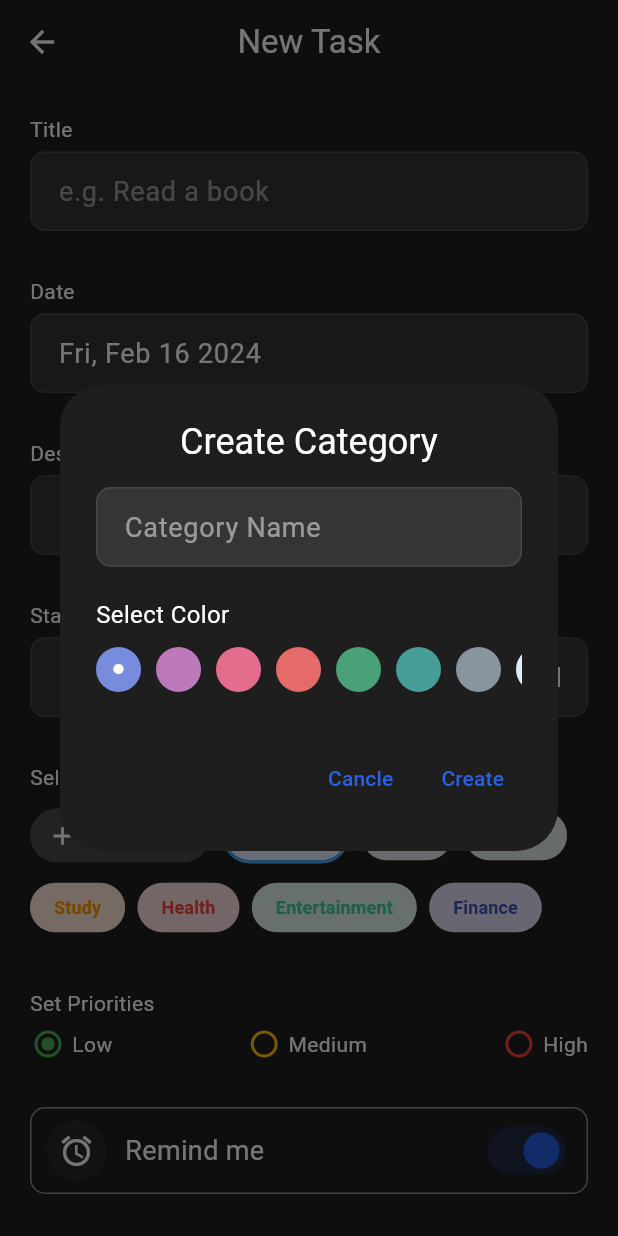
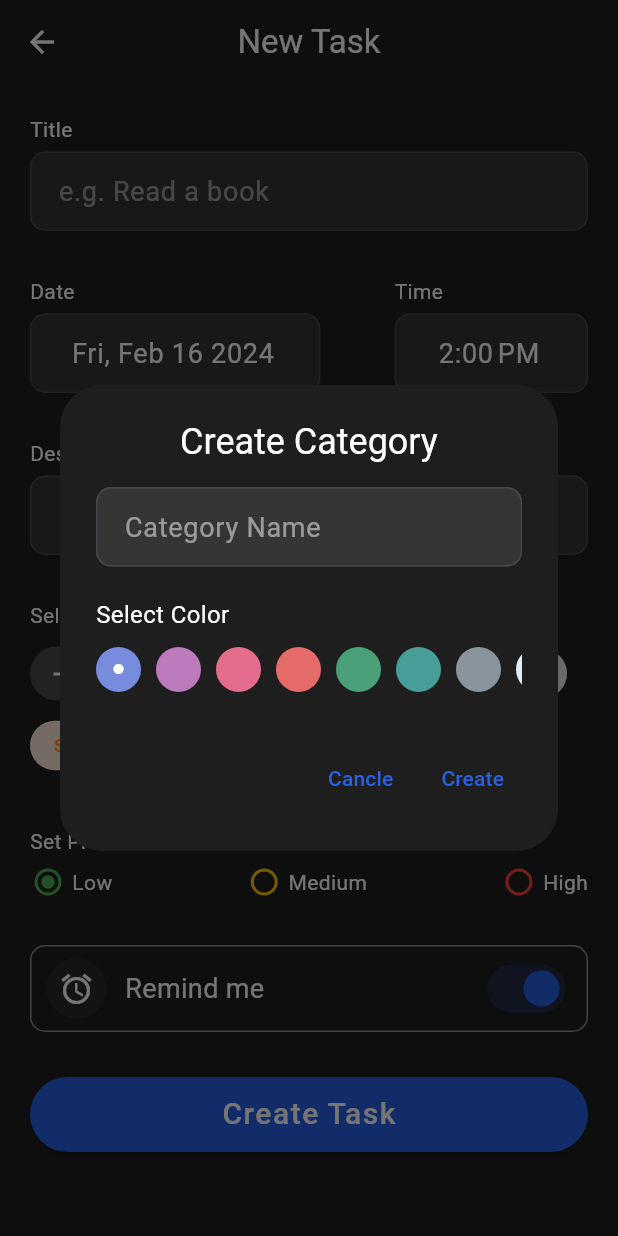
Before and after one commit to MuhammadHasan-Git/DoBits, a Flutter app: the AddTask screen opened directly, after a tap on "Add Category", on a phone screen of 412 x 824 dp. Run offline on Flutter 3.47's test engine with Material 3 defaults, Android fonts, the phone set to English and light mode, and no system bars; our stand-ins replace cloud_firestore, device_info_plus, email_validator, firebase_auth, firebase_core, flutter_svg and 3 more; accounts and stored records are empty.

Commit message:
bug fix and add create custom task functionality.

```diff
--- a/lib/model/task.dart
+++ b/lib/model/task.dart
@@ -7,8 +7,7 @@
   final String title;
   final String date;
   final String? description;
-  final String startTime;
-  final String endTime;
+  final String time;
   final TaskCategory category;
   final String priority;
   final bool isRemind;
@@ -19,8 +18,7 @@
       required this.title,
       required this.date,
       required this.description,
-      required this.startTime,
-      required this.endTime,
+      required this.time,
       required this.category,
       required this.priority,
       required this.isRemind,
--- a/lib/view/add_task.dart
+++ b/lib/view/add_task.dart
@@ -3,6 +3,7 @@
 import 'package:get/get_instance/get_instance.dart';
 import 'package:todo_app/controller/task_controller.dart';
 import 'package:todo_app/utils/colors.dart';
+import 'package:todo_app/utils/extensions.dart';
 import 'package:todo_app/view/widget/button.dart';
 import 'package:todo_app/view/widget/category.dart';
 import 'package:todo_app/view/widget/remind_widget.dart';
@@ -15,7 +16,6 @@
   @override
   Widget build(BuildContext context) {
     final taskController = Get.put(TaskController());
-    final width = MediaQuery.of(context).size.width;
 
     return Scaffold(
       appBar: AppBar(
@@ -57,6 +57,15 @@
                 const SizedBox(
                   height: 30,
                 ),
+                Row(
+                  mainAxisAlignment: MainAxisAlignment.spaceBetween,
+                  children: [
+                    Flexible(
+                      flex: 6,
+                      child: Column(
+                        crossAxisAlignment: CrossAxisAlignment.start,
+                        mainAxisAlignment: MainAxisAlignment.center,
+                        children: [
                           const Text(
                             "Date",
                             style: TextStyle(
@@ -67,10 +76,43 @@
                             height: 5,
                           ),
                           CustomTextField(
-                  width: double.infinity,
                             controller: taskController.dateInput,
+                            textAlign: TextAlign.center,
                             readOnly: true,
-                  onTap: () => taskController.displayDatePicker(context),
+                            onTap: () =>
+                                taskController.displayDatePicker(context),
+                          ),
+                        ],
+                      ),
+                    ),
+                    SizedBox(
+                      width: 12.0.wp,
+                    ),
+                    Flexible(
+                      flex: 4,
+                      child: Column(
+                        crossAxisAlignment: CrossAxisAlignment.start,
+                        children: [
+                          const Text(
+                            "Time",
+                            style: TextStyle(
+                              color: white,
+                            ),
+                          ),
+                          const SizedBox(
+                            height: 5,
+                          ),
+                          CustomTextField(
+                            textAlign: TextAlign.center,
+                            controller: taskController.timeInput,
+                            readOnly: true,
+                            onTap: () => taskController.displayTimePicker(
+                                context, taskController.timeInput),
+                          )
+                        ],
+                      ),
+                    ),
+                  ],
                 ),
                 const SizedBox(
                   height: 30,
@@ -88,58 +130,6 @@
                   width: double.infinity,
                   controller: taskController.descriptionController,
                   hintText: 'Description',
-                ),
-                const SizedBox(
-                  height: 30,
-                ),
-                Row(
-                  mainAxisAlignment: MainAxisAlignment.spaceBetween,
-                  children: [
-                    Column(
-                      crossAxisAlignment: CrossAxisAlignment.start,
-                      children: [
-                        const Text(
-                          "Start Time",
-                          style: TextStyle(
-                            color: white,
-                          ),
-                        ),
-                        const SizedBox(
-                          height: 5,
-                        ),
-                        CustomTextField(
-                          width: width / 2 * 0.5,
-                          textAlign: TextAlign.center,
-                          controller: taskController.startTimeInput,
-                          readOnly: true,
-                          onTap: () => taskController.displayTimePicker(
-                              context, taskController.startTimeInput, 1),
-                        )
-                      ],
-                    ),
-                    Column(
-                      crossAxisAlignment: CrossAxisAlignment.start,
-                      children: [
-                        const Text(
-                          "End Time",
-                          style: TextStyle(
-                            color: white,
-                          ),
-                        ),
-                        const SizedBox(
-                          height: 5,
-                        ),
-                        CustomTextField(
-                          width: width / 2 * 0.5,
-                          textAlign: TextAlign.center,
-                          controller: taskController.endTimeInput,
-                          readOnly: true,
-                          onTap: () => taskController.displayTimePicker(
-                              context, taskController.endTimeInput, 2),
-                        )
-                      ],
-                    ),
-                  ],
                 ),
                 const SizedBox(
                   height: 30,
@@ -182,8 +172,7 @@
                           context: context,
                           title: taskController.titleController.text,
                           date: taskController.dateInput.text,
-                          startTime: taskController.startTimeInput.text,
-                          endTime: taskController.endTimeInput.text,
+                          time: taskController.timeInput.text,
                           category: taskController
                               .categories[taskController.chipIndex.value],
                           priority: taskController.selectedPriority.value,
--- a/lib/view/widget/category.dart
+++ b/lib/view/widget/category.dart
@@ -1,7 +1,11 @@
+import 'dart:developer';
+
+import 'package:cloud_firestore/cloud_firestore.dart';
 import 'package:firebase_auth/firebase_auth.dart';
 import 'package:flutter/material.dart';
 import 'package:get/get.dart';
 import 'package:todo_app/controller/task_controller.dart';
+import 'package:todo_app/model/category.dart';
 import 'package:todo_app/utils/colors.dart';
 import 'package:todo_app/utils/extensions.dart';
 import 'package:todo_app/view/authentication/login_options.dart';
@@ -13,10 +17,24 @@
   Widget build(BuildContext context) {
     final taskController = Get.put(TaskController());
 
-    return Obx(
-      () => Wrap(
+    return StreamBuilder(
+        stream: FirebaseFirestore.instance
+            .collection("Users")
+            .doc(FirebaseAuth.instance.currentUser!.uid)
+            .collection("Categories")
+            .snapshots(),
+        builder: (context, AsyncSnapshot snapshot) {
+          final List<dynamic> categories = [...taskController.categories];
+          categories.addAll(snapshot.data.docs.map((doc) {
+            log(doc.id);
+            return TaskCategory(color: doc['color'], name: doc['name']);
+          }));
+
+          return Wrap(
             spacing: 2.0.wp,
-        children: List.generate(taskController.categories.length + 1, (index) {
+            children: List.generate(
+              categories.length + 1,
+              (index) {
                 if (index == 0) {
                   return InkWell(
                     onTap: () {
@@ -31,7 +49,8 @@
                       }
                     },
                     splashFactory: NoSplash.splashFactory,
-              overlayColor: const MaterialStatePropertyAll(Colors.transparent),
+                    overlayColor:
+                        const MaterialStatePropertyAll(Colors.transparent),
                     borderRadius: BorderRadius.circular(20),
                     child: Container(
                       width: 120,
@@ -56,61 +75,55 @@
                               color: white,
                               fontWeight: FontWeight.bold,
                             ),
-                    )
+                          ),
                         ],
                       ),
                     ),
                   );
                 } else {
                   final adjustedIndex = index - 1;
+                  final category = categories[adjustedIndex];
 
                   return GestureDetector(
                     onTap: () => taskController.chipIndex.value = adjustedIndex,
-              onLongPress: () => taskController.deleteCategory(adjustedIndex),
-              child: Chip(
+                    onLongPress: () {
+                      log(adjustedIndex.toString());
+                      if (index - 1 > 6 && snapshot.data != null) {
+                        DocumentSnapshot ds =
+                            snapshot.data!.docs[adjustedIndex];
+                        taskController.deleteCategory(adjustedIndex, ds.id);
+                      }
+                    },
+                    child: Obx(
+                      () => Chip(
                           shape: RoundedRectangleBorder(
                               borderRadius: BorderRadius.circular(20)),
                           label: Text(
-                  taskController.categories[adjustedIndex].name,
+                            category.name,
                             style: TextStyle(
                               fontSize: 12,
-                    color:
-                        Color(taskController.categories[adjustedIndex].color),
+                              color: Color(category.color),
                               fontWeight: FontWeight.bold,
                             ),
                           ),
                           side: BorderSide(
-                    color: taskController.chipIndex.value == adjustedIndex
-                        ? Color(taskController.categories[adjustedIndex].color)
+                              color: taskController.chipIndex.value ==
+                                      adjustedIndex
+                                  ? Color(category.color)
                                   : Colors.transparent,
-                    width: taskController.chipIndex.value == adjustedIndex
+                              width: taskController.chipIndex.value ==
+                                      adjustedIndex
                                   ? 2
                                   : 0),
                           color: MaterialStatePropertyAll(
-                  Color(taskController.categories[adjustedIndex].color)
-                      .withOpacity(0.15),
-                ),
-                surfaceTintColor:
-                    Color(taskController.categories[adjustedIndex].color)
-                        .withOpacity(0.15),
-              ),
-              // child: StreamBuilder(
-              //     stream: FirebaseAuth.instance.currentUser!.isAnonymous
-              //         ? firestore
-              //             .collection("Guest")
-              //             .doc(UserController.getId())
-              //             .collection("Categories")
-              //             .snapshots()
-              //         : firestore
-              //             .collection("Users")
-              //             .doc(auth.currentUser!.uid)
-              //             .collection("Categories")
-              //             .snapshots(),
-              //     builder: builder),
-            );
-          }
-        }),
+                            Color(category.color).withOpacity(0.15),
+                          )),
                     ),
                   );
                 }
+              },
+            ),
+          );
+        });
   }
+}
--- a/lib/view/widget/dialog_content.dart
+++ b/lib/view/widget/dialog_content.dart
@@ -12,7 +12,10 @@
   @override
   Widget build(BuildContext context) {
     final taskController = Get.put(TaskController());
-    return Column(
+
+    return Form(
+      key: TaskController.categoryKey,
+      child: Column(
         mainAxisSize: MainAxisSize.min,
         crossAxisAlignment: CrossAxisAlignment.start,
         children: [
@@ -21,6 +24,8 @@
               width: double.infinity,
               controller: taskController.categoryName,
               hintText: "Category Name",
+              validator: (value) =>
+                  taskController.categoryFieldValidator(value),
               color: Color(taskController.selectedColor.value),
             ),
           ),
@@ -33,6 +38,7 @@
           ),
           const ColorPicker(),
         ],
+      ),
     );
   }
 }
--- a/lib/view/widget/text_field.dart
+++ b/lib/view/widget/text_field.dart
@@ -4,7 +4,7 @@
 class CustomTextField extends StatelessWidget {
   const CustomTextField({
     super.key,
-    required this.width,
+    this.width = double.infinity,
     required this.controller,
     this.hintText,
     this.onTap,
@@ -16,7 +16,7 @@
 
   final String? hintText;
 
-  final double width;
+  final double? width;
 
   final Color? color;
 
@@ -46,7 +46,6 @@
         ),
         cursorColor: blue,
         onTap: onTap,
-
         validator: validator,
         decoration: InputDecoration(
           hintText: hintText,
```
Also changed, not shown: lib/controller/task_controller.dart (+41 -32 lines). Lines whose indentation alone changed are shown as unchanged.
